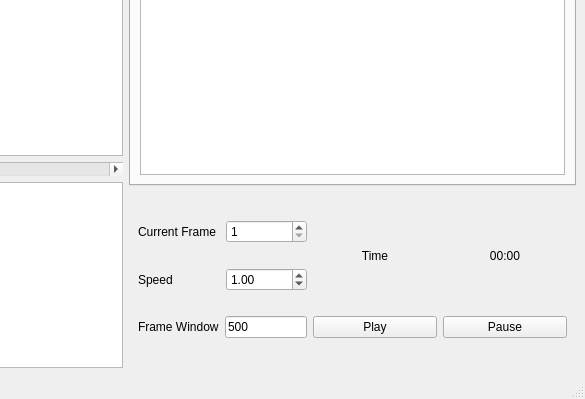
First picture: the form in main-window.ui, repository hsingchien/Bannotator, before the edit; both pictures show x 781 to 1366 and y 369 to 768 of the 1366 by 768 pixel window.
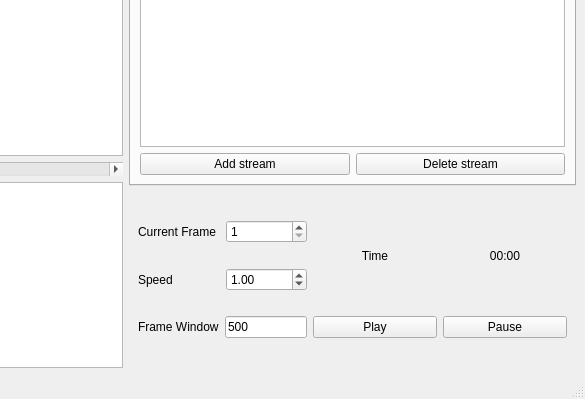
Second picture: the form after the edit. The open tabs and pages were chosen to show the change. Custom widgets are drawn as their Qt base class.

Commit message: Read and display annotation. Implementing stream divider

Patch:
```diff
--- a/main-window.ui
+++ b/main-window.ui
@@ -82,7 +82,25 @@
          </attribute>
          <layout class="QVBoxLayout" name="verticalLayout">
           <item>
-           <widget class="QTableView" name="tableView_2"/>
+           <widget class="GenericTableView" name="stream_table"/>
+          </item>
+          <item>
+           <layout class="QHBoxLayout" name="horizontalLayout_9">
+            <item>
+             <widget class="QPushButton" name="pushButton_4">
+              <property name="text">
+               <string>Add stream</string>
+              </property>
+             </widget>
+            </item>
+            <item>
+             <widget class="QPushButton" name="pushButton_3">
+              <property name="text">
+               <string>Delete stream</string>
+              </property>
+             </widget>
+            </item>
+           </layout>
           </item>
          </layout>
         </widget>
@@ -329,6 +347,11 @@
    <extends>QDoubleSpinBox</extends>
    <header>widgets</header>
   </customwidget>
+  <customwidget>
+   <class>GenericTableView</class>
+   <extends>QTableView</extends>
+   <header>dataview</header>
+  </customwidget>
  </customwidgets>
  <resources/>
  <connections/>
```
Left out of the diff: 16 changed lines with no effect on the pictures. The commit also changes 8 other files.
